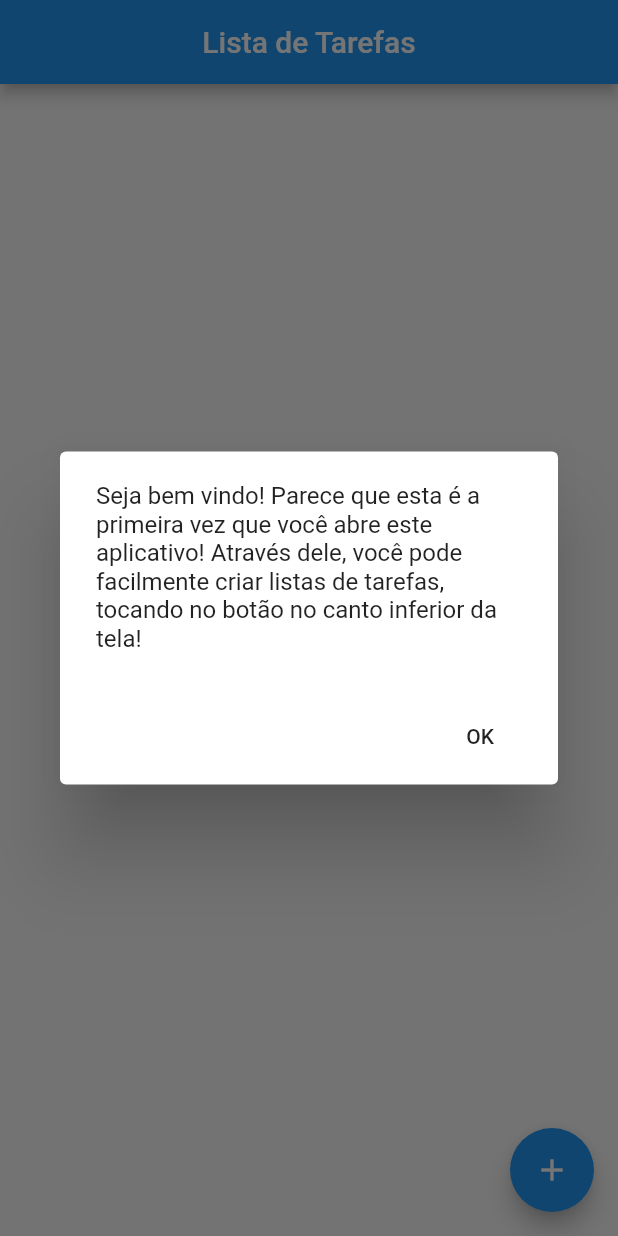
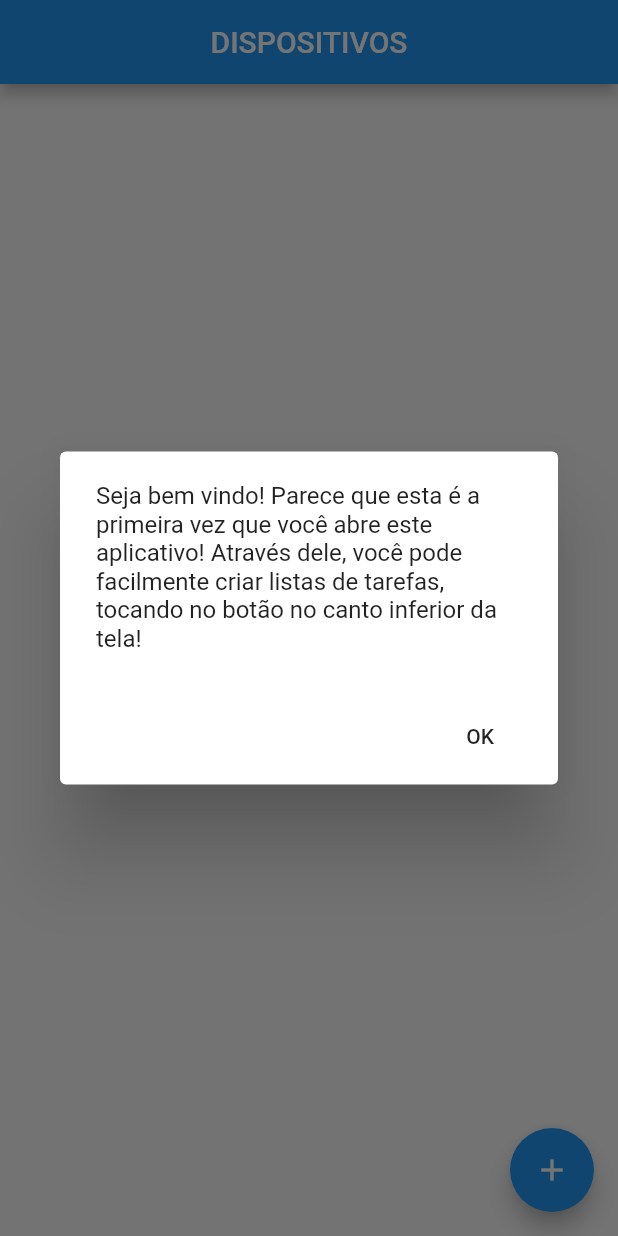
Before and after one commit to Gabriell-Murta/Trabalho_Integrado, a Flutter app: the screen it shows after launch, on a phone screen of 412 x 824 dp. Run offline on Flutter 3.47's test engine with Material 2 defaults, Android fonts, the phone set to English and light mode, and no system bars; our stand-ins replace shared_preferences, sqflite; accounts and stored records are empty.

Commit message:
Revisão do erro de exibição.

```diff
--- a/lib/app/views/homepage.view.dart
+++ b/lib/app/views/homepage.view.dart
@@ -39,44 +39,16 @@ class _HomePageState extends State<HomePage> {
   @override
   Widget build(BuildContext context) {
     return Scaffold(
-      appBar: AppBar(title: Text('Lista de Tarefas'), centerTitle: true),
+      appBar: AppBar(title: Text('DISPOSITIVOS'), centerTitle: true),
       body: Scrollbar(
         child: ListView(
           children: [
             for (int i = 0; i < _list.length; i++)
               ListTile(
-                title: CheckboxListTile(
-                  controlAffinity: ListTileControlAffinity.leading,
-                  title: Column(
-                    crossAxisAlignment: CrossAxisAlignment.start,
-                    mainAxisAlignment: MainAxisAlignment.start,
-                    children: [
-                      Text(_list[i].Nick),
-                    ],
-                  ),
-                  secondary: IconButton(
-                    icon: Icon(
-                      Icons.delete,
-                      size: 20.0,
-                      color: Colors.red[900],
-                    ),
-                    onPressed: () {
-                      _controller.delete(i).then((data) {
-                        setState(() {
-                          _list = _controller.list;
-                        });
-                      });
-                    },
-                  ),
-                  onChanged: (c) {
-                    _controller.update(_list[i]).then((data) {
-                      setState(() {
-                        _list = _controller.list;
-                      });
-                    });
-                  },
-                ),
-              ),
+                title: Text (_list[i].Nick),
+
+                 ),
+
           ],
         ),
       ),
@@ -108,22 +80,7 @@ class _HomePageState extends State<HomePage> {
                       return null;
                   },
                   keyboardType: TextInputType.text,
-                  decoration: InputDecoration(labelText: "Tarefa"),
-                ),
-                Container(
-                  height: 250,
-                  padding: const EdgeInsets.symmetric(horizontal: 10),
-                  child: CupertinoDatePicker(
-                    mode: CupertinoDatePickerMode.dateAndTime,
-                    initialDateTime: DateTime.now().add(Duration(hours: 1)),
-                    onDateTimeChanged: (DateTime newDateTime) {
-                      setState(() {
-                        selectedDate = newDateTime;
-                      });
-                    },
-                    use24hFormat: true,
-                    minuteInterval: 1,
-                  ),
+                  decoration: InputDecoration(labelText: "Nome do Dispositivo:"),
                 ),
               ],
             ),
```
